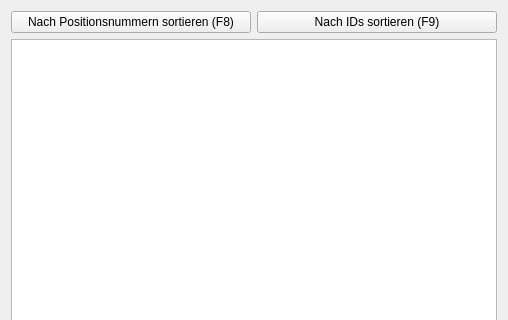
Old version of the form form/order_content.ui in the repository romanweissflog/FAKT; both pictures show x 0 to 508 and y 0 to 320 of the 508 by 503 pixel window.
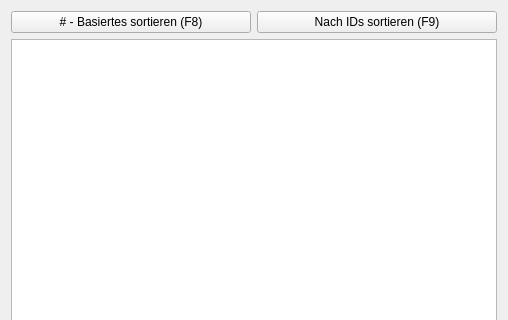
New version of the form. Custom widgets are drawn as their Qt base class.

```diff
--- a/form/order_content.ui
+++ b/form/order_content.ui
@@ -19,7 +19,7 @@
      <item>
       <widget class="QPushButton" name="buttonReOrderPositions">
        <property name="text">
-        <string>Nach Positionsnummern sortieren (F8)</string>
+        <string># - Basiertes sortieren (F8)</string>
        </property>
       </widget>
      </item>
```
